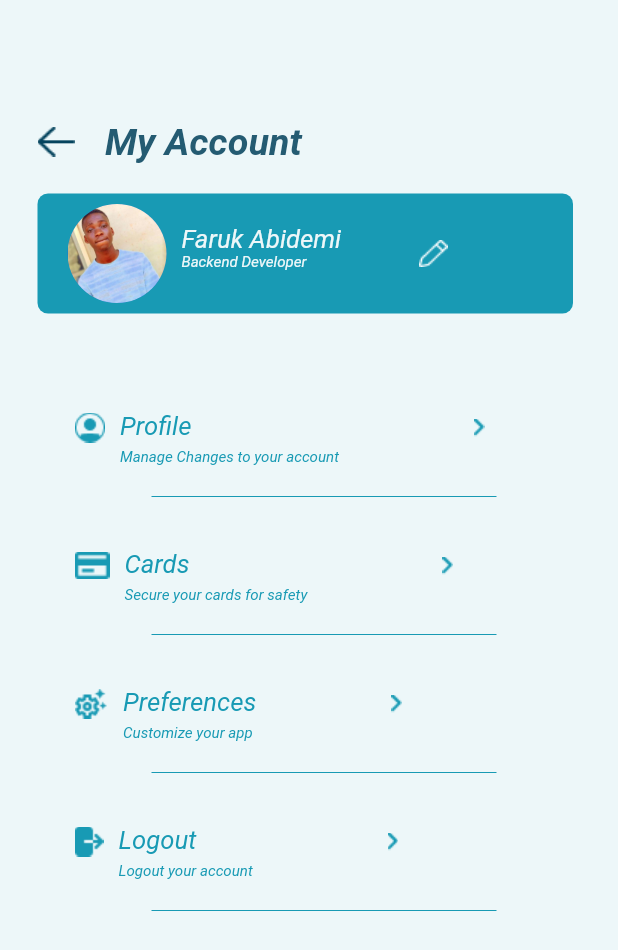
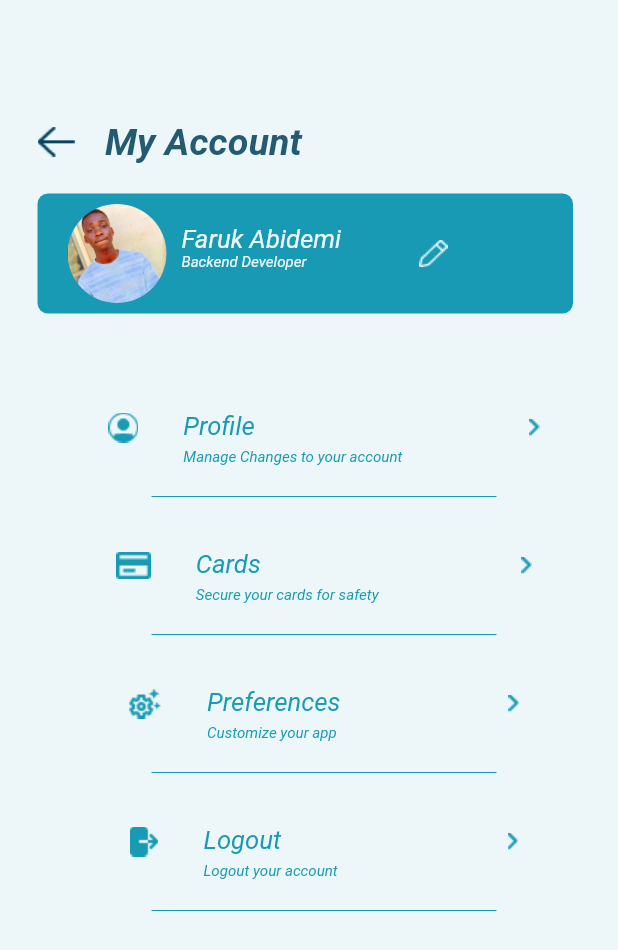
Before and after one commit to Emperorfizzy01/pent_flutter, a Flutter app: the ProfilePage screen opened directly, on a phone screen of 412 x 824 dp. Shown: the top 950 px of the screen. Run offline on Flutter 3.47's test engine with Material 2 defaults, Android fonts, the phone set to English and light mode, and no system bars.

Commit message:
Final commit

```diff
--- a/lib/widgets/profile_content.dart
+++ b/lib/widgets/profile_content.dart
@@ -11,12 +11,19 @@ class profile_content extends StatelessWidget {
   @override
   Widget build(BuildContext context) {
     return Row(
+      mainAxisAlignment: MainAxisAlignment.spaceAround,
       children: [
-        Image(
+        Row(
+          mainAxisAlignment: MainAxisAlignment.start,
+          children: [
+            Container(
+              margin: const EdgeInsets.only(right: 30.0),
+              child: Image(
                 image: AssetImage('images/Vector$value1.png'),
               ),
+            ),
             Container(
-          padding: const EdgeInsets.only(left: 10.0, top: 15.0),
+              margin: const EdgeInsets.only(right: 40, top: 15.0),
               child: Column(
                 crossAxisAlignment: CrossAxisAlignment.start,
                 children: [
@@ -40,14 +47,10 @@ class profile_content extends StatelessWidget {
                 ],
               ),
             ),
-        SizedBox(
-          width: 20,
+          ],
         ),
-        const Padding(
-          padding: EdgeInsets.only(left: 70.0),
-          child: Image(
+        const Image(
           image: AssetImage('images/Vector3.png'),
-          ),
         ),
       ],
     );
```
Lines whose indentation alone changed are shown as unchanged.
